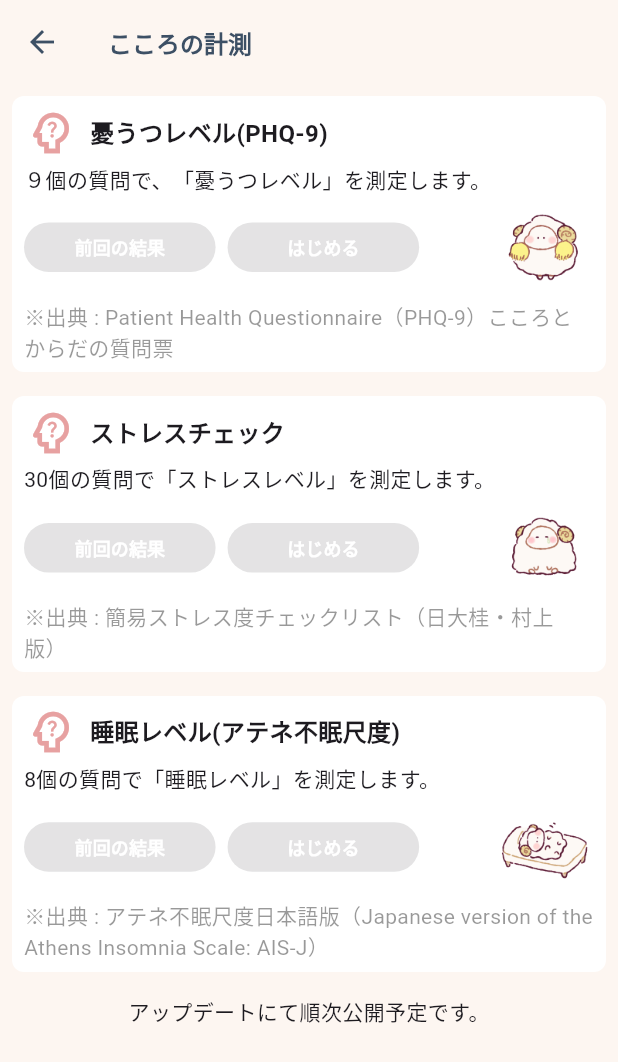
After one commit to junjun-1345/aizuchi_app, a Flutter app: the screen it shows after launch, after a tap on "しらべる", on a phone screen of 412 x 824 dp. The commit adds this screen. Shown: the top 1062 px of the screen. Run offline on Flutter 3.47's test engine with Material 3 defaults, Android fonts, the phone set to English and light mode, and no system bars; our stand-ins replace auto_route, carousel_slider, cloud_firestore, email_validator, firebase_auth, firebase_core and 17 more; missing offline and left inert: purchases_flutter, version; accounts and stored records are empty; Roboto replaces fonts that are missing (ZenMaruGothic); statements that could not run were skipped.

Commit message:
サインインなしで遷移できるページの追加

```diff
--- /dev/null
+++ b/lib/presentation/view/pages/start/measurement_from_start_page.dart
@@ -0,0 +1,157 @@
+import 'package:aizuchi_app/domain/entity/models/color.dart';
+import 'package:aizuchi_app/presentation/view/components/app_appbar.dart';
+import 'package:aizuchi_app/presentation/view/components/app_button.dart';
+
+import 'package:auto_route/auto_route.dart';
+import 'package:flutter/material.dart';
+import 'package:hooks_riverpod/hooks_riverpod.dart';
+
+@RoutePage()
+class MeasurementFromStartPage extends HookConsumerWidget {
+  const MeasurementFromStartPage({super.key});
+  @override
+  Widget build(BuildContext context, WidgetRef ref) {
+    return Scaffold(
+      appBar: const AppAppBar(
+        title: "こころの計測",
+      ),
+      body: SingleChildScrollView(
+        child: Padding(
+          padding: const EdgeInsets.all(8.0),
+          child: Center(
+            child: Column(
+              children: [
+                _menuContent(
+                  title: "憂うつレベル(PHQ-9)",
+                  description: "９個の質問で、「憂うつレベル」を測定します。",
+                  imgUrl: "mofumofu_icon_1.png",
+                  source: "Patient Health Questionnaire（PHQ-9）こころとからだの質問票",
+                  onPreviousResults: null,
+                  onStart: null,
+                  context: context,
+                ),
+                const SizedBox(
+                  height: 16,
+                ),
+                _menuContent(
+                  title: "ストレスチェック",
+                  description: "30個の質問で「ストレスレベル」を測定します。",
+                  imgUrl: "mofumofu_icon_2.png",
+                  source: "簡易ストレス度チェックリスト（日大桂・村上版）",
+                  onPreviousResults: null,
+                  onStart: null,
+                  context: context,
+                ),
+                const SizedBox(
+                  height: 16,
+                ),
+                _menuContent(
+                  title: "睡眠レベル(アテネ不眠尺度)",
+                  description: "8個の質問で「睡眠レベル」を測定します。",
+                  imgUrl: "mofumofu_icon_3.png",
+                  source:
+                      "アテネ不眠尺度日本語版（Japanese version of the Athens Insomnia Scale: AIS-J）",
+                  onPreviousResults: null,
+                  onStart: null,
+                  context: context,
+                ),
+                const SizedBox(
+                  height: 16,
+                ),
+                const Text("アップデートにて順次公開予定です。")
+              ],
+            ),
+          ),
+        ),
+      ),
+    );
+  }
+
+  Widget _menuContent({
+    required String title,
+    required String description,
+    required String imgUrl,
+    required String source,
+    required void Function()? onPreviousResults,
+    required void Function()? onStart,
+    required BuildContext context,
+  }) {
+    return Container(
+      decoration: BoxDecoration(
+        color: BrandColor.white,
+        borderRadius: BorderRadius.circular(8),
+      ),
+      height: 184,
+      width: double.infinity,
+      padding: const EdgeInsets.symmetric(horizontal: 8.0, vertical: 4.0),
+      child: Column(
+        mainAxisAlignment: MainAxisAlignment.spaceEvenly,
+        crossAxisAlignment: CrossAxisAlignment.start,
+        children: [
+          Row(
+            children: [
+              const Icon(
+                Icons.psychology_alt_outlined,
+                color: BrandColor.baseRed,
+                size: 36,
+              ),
+              const SizedBox(
+                width: 8,
+              ),
+              Expanded(
+                child: Text(
+                  title,
+                  style: const TextStyle(
+                    fontSize: 16,
+                    fontWeight: FontWeight.bold,
+                  ),
+                  maxLines: 1,
+                  overflow: TextOverflow.ellipsis,
+                ),
+              )
+            ],
+          ),
+          Text(description),
+          Row(
+            children: [
+              AppButton.small(
+                width: MediaQuery.of(context).size.width * 0.31,
+                height: MediaQuery.of(context).size.width * 0.08,
+                onPressed: onPreviousResults,
+                text: '前回の結果',
+                textStyle: const TextStyle(
+                    fontSize: 12,
+                    fontWeight: FontWeight.w800,
+                    color: BrandColor.white),
+              ),
+              const SizedBox(
+                width: 8,
+              ),
+              AppButton.small(
+                width: MediaQuery.of(context).size.width * 0.31,
+                height: MediaQuery.of(context).size.width * 0.08,
+                onPressed: onStart,
+                text: 'はじめる',
+                textStyle: const TextStyle(
+                    fontSize: 12,
+                    fontWeight: FontWeight.w800,
+                    color: BrandColor.white),
+              ),
+              const Spacer(),
+              Image.asset(
+                'assets/images/$imgUrl',
+                height: MediaQuery.of(context).size.height * 0.08,
+              ),
+            ],
+          ),
+          Text(
+            "※出典 : $source",
+            style: TextStyle(
+              color: BrandColor.black.withOpacity(0.5),
+            ),
+          ),
+        ],
+      ),
+    );
+  }
+}
--- a/lib/presentation/view/pages/start/sign_up_page.dart
+++ b/lib/presentation/view/pages/start/sign_up_page.dart
@@ -163,6 +163,25 @@ class SignUpPage extends HookConsumerWidget {
                           ),
                         ),
                       ),
+                      AppButton.medium(
+                        text: "しらべる",
+                        onPressed: () {
+                          context.router
+                              .push(const MeasurementFromStartRoute());
+                        },
+                      ),
+                      const SizedBox(
+                        height: 16,
+                      ),
+                      AppButton.medium(
+                        text: "そくてい",
+                        onPressed: () {
+                          context.router.push(const SearchFromStartRoute());
+                        },
+                      ),
+                      const SizedBox(
+                        height: 32,
+                      ),
                       const StartImage(),
                     ],
                   ),
```
Also changed, not shown: lib/presentation/router/router.dart (+10 -0 lines), lib/presentation/view/pages/start/search_from_start_page.dart (added, +157 -0 lines), lib/presentation/router/router.gr.dart.
